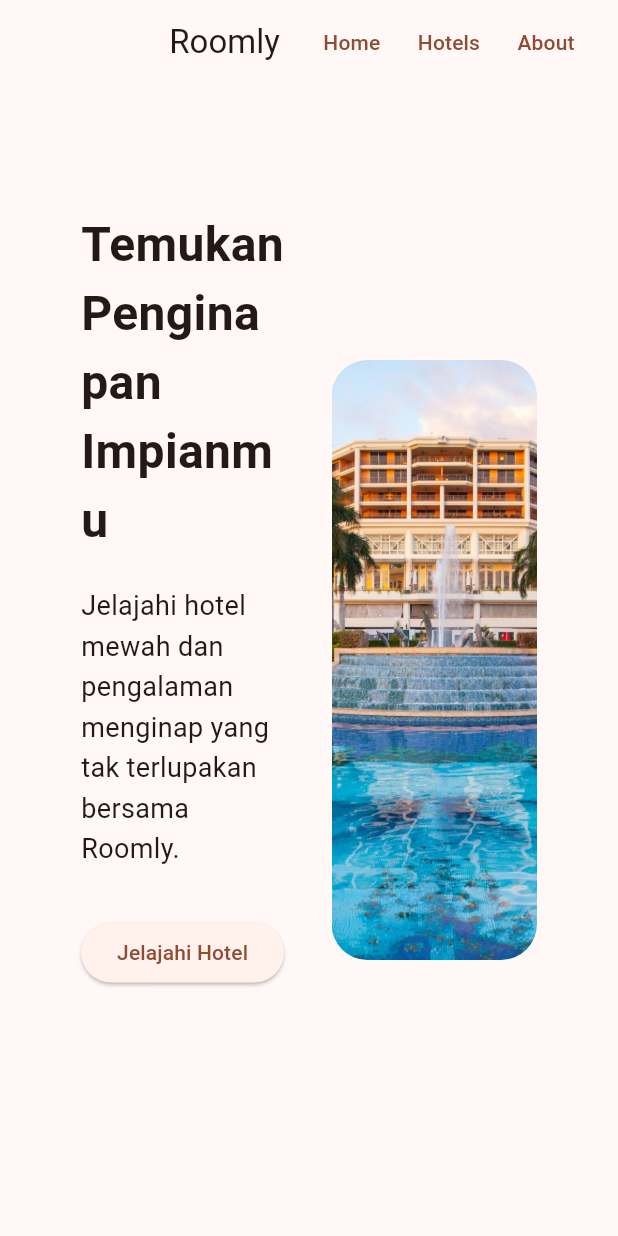
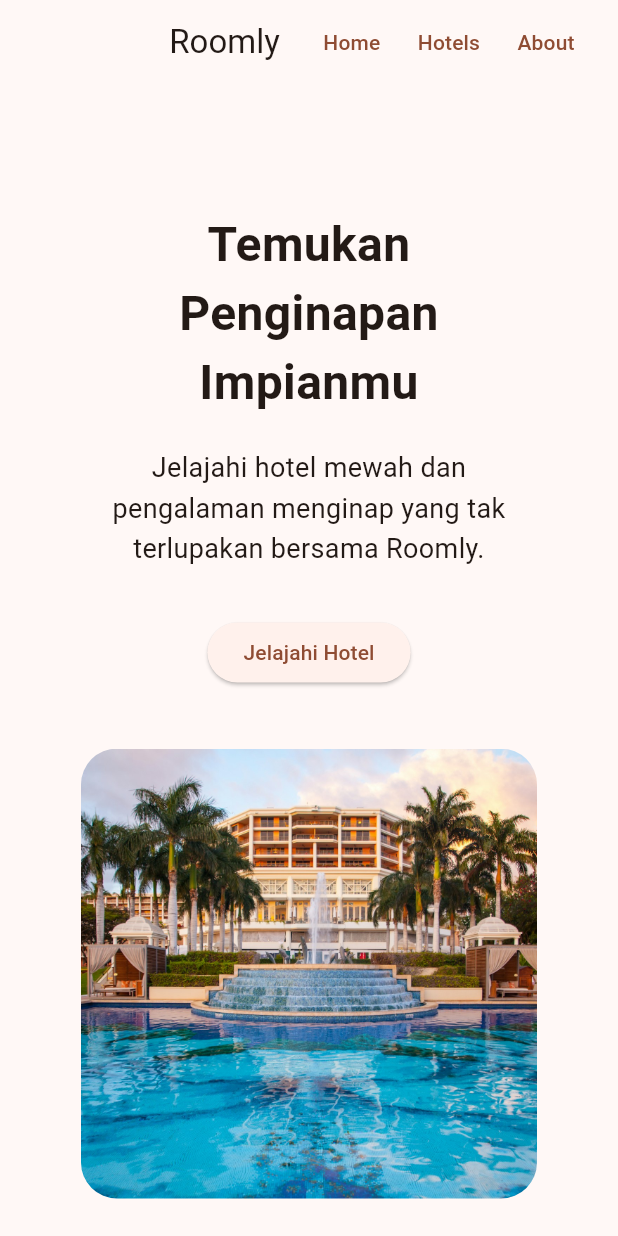
Before and after one commit to satriamahatir357/roomly, a Flutter app: the screen it shows after launch, on a phone screen of 412 x 824 dp. Run offline on Flutter 3.47's test engine with Material 3 defaults, Android fonts, the phone set to English and light mode, and no system bars.

Commit message:
Buat hero section responsive dan tambahkan scroll
Membuat hero section Roomly dengan layout responsive untuk desktop dan mobile, menambahkan judul, deskripsi, tombol, serta gambar hotel. Menambahkan SingleChildScrollView agar halaman dapat di-scroll dan mengatasi overflow.

```diff
--- a/lib/screens/home_screen.dart
+++ b/lib/screens/home_screen.dart
@@ -27,9 +27,11 @@ class HomeScreen extends StatelessWidget { //widget yang tidak memiliki state ya
                     const SizedBox(width: 16,), //untuk memberikan ukuran atau jarak
                 ],
             ),
-            body: const Padding(
-                padding: EdgeInsets.all(24),
-                child: HeroSection(),
+            body: SingleChildScrollView(
+                child: const Padding(
+                  padding: EdgeInsets.all(24),
+                  child: HeroSection(),
+                ),
             ),
         );
     }
--- a/lib/widgets/hero_section.dart
+++ b/lib/widgets/hero_section.dart
@@ -1,58 +1,88 @@
-import 'package:flutter/material.dart';
+import 'package:flutter/material.dart'; // Berisi widget dasar Flutter seperti Container, Text, Column, dan Button.
 
-class HeroSection extends StatelessWidget{
+class HeroSection extends StatelessWidget {
   const HeroSection({super.key});
 
   @override
-  Widget build(BuildContext context){
-    return Container( //widget yang bisa digunakan untuk mengatur: ukuran,padding,margin,warna,border,background,decoration
-      width: double.infinity, //Container akan mencoba menggunakan seluruh lebar yang tersedia
-      padding: const EdgeInsets.symmetric( //Memberikan ruang di dalam Container.
+  Widget build(BuildContext context) {
+    return Container( // Container mengatur lebar dan jarak bagian hero section.
+      width: double.infinity,
+      padding: const EdgeInsets.symmetric(
         horizontal: 30,
         vertical: 60,
       ),
-      child: Row( //menyusun widget secara horizontal.
+
+      child: LayoutBuilder( //LayoutBuilder digunakan agar tampilan bisa responsive.
+        builder: (context, constraints) {
+          final isMobile = constraints.maxWidth < 800; // Jika lebar layar kurang dari 800, dianggap mobile.
+          return Flex(
+            direction: isMobile //Mobile: susunan vertikal. Desktop: susunan horizontal.
+                ? Axis.vertical
+                : Axis.horizontal,
+            crossAxisAlignment: CrossAxisAlignment.center,
             children: [
-          Expanded( //membuat widget mengambil ruang yang tersedia di dalam Row.
-            child: Column( //menyusun widget secara vertikal.
-              crossAxisAlignment: CrossAxisAlignment.start,
+              Expanded(
+                flex: isMobile ? 0 : 1,
+                child: Column( // Column menyusun judul, deskripsi, dan tombol dari atas ke bawah.
+                  crossAxisAlignment: isMobile
+                      ? CrossAxisAlignment.center
+                      : CrossAxisAlignment.start,
                   children: [
-              const Text(
+                    Text(
                       'Temukan Penginapan Impianmu',
-                style: TextStyle(
+                      textAlign: isMobile
+                        ? TextAlign.center
+                        : TextAlign.start,
+                      style: const TextStyle(
                         fontSize: 32,
                         fontWeight: FontWeight.bold,
                       ),
                     ),
-              const SizedBox(height: 20), //Memberikan jarak antar-widget.
-              const Text(
+                    const SizedBox(height: 20),
+
+                    Text(
                       'Jelajahi hotel mewah dan pengalaman '
                       'menginap yang tak terlupakan bersama Roomly.',
+                      textAlign: isMobile
+                        ? TextAlign.center
+                        : TextAlign.start,
                       style: TextStyle(
                         fontSize: 18,
                         height: 1.5,
                       ),
                     ),
+
                     const SizedBox(height: 32),
-              ElevatedButton( //Membuat tombol yang memiliki efek elevated/berlapis.
-                onPressed: () {}, //onPressed menentukan apa yang dilakukan ketika tombol ditekan.
+
+                    ElevatedButton(
+                      onPressed: () {},
                       child: const Text('Jelajahi Hotel'),
                     ),
                   ],
                 ),
               ),
-          const SizedBox(width: 30),
-          Expanded( //digunakan untuk membuat widget mengisi ruang yang tersedia di dalam Row atau Column.
-            child: ClipRRect( //digunakan untuk memotong tampilan widget mengikuti bentuk sudut tertentu.
+
+              SizedBox( // Jarak berubah sesuai ukuran layar.
+                width: isMobile ? 0 : 30,
+                height: isMobile ? 40 : 0,
+              ),
+
+              Expanded(
+                flex: isMobile ? 0 : 1,
+                child: ClipRRect( // Membuat sudut gambar menjadi melengkung.
                   borderRadius: BorderRadius.circular(24),
-              child: Image.asset( //digunakan untuk menampilkan gambar yang berasal dari folder aset project Flutter.
+                  child: Image.asset( // Gambar memenuhi area tanpa terlihat gepeng.
                     'assets/images/hotel-hero.jpg',
-                height: 400,
-                fit: BoxFit.cover, //membuat gambar memenuhi area yang tersedia. Gambar memenuhi area, mungkin ada bagian yang terpotong.
+                    height: isMobile ? 300 : 400,
+                    width: double.infinity,
+                    fit: BoxFit.cover,
+
                   ),
                 ),
               ),
             ],
+          );
+        },
       ),
     );
   }
```
Lines whose indentation alone changed are shown as unchanged.
